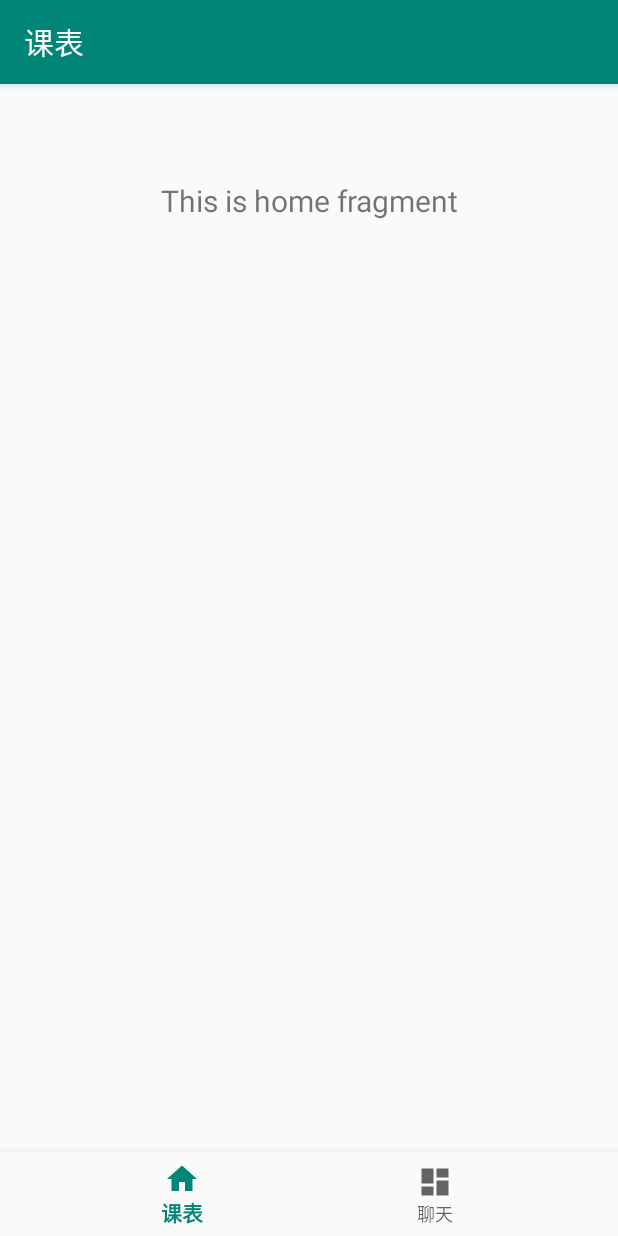
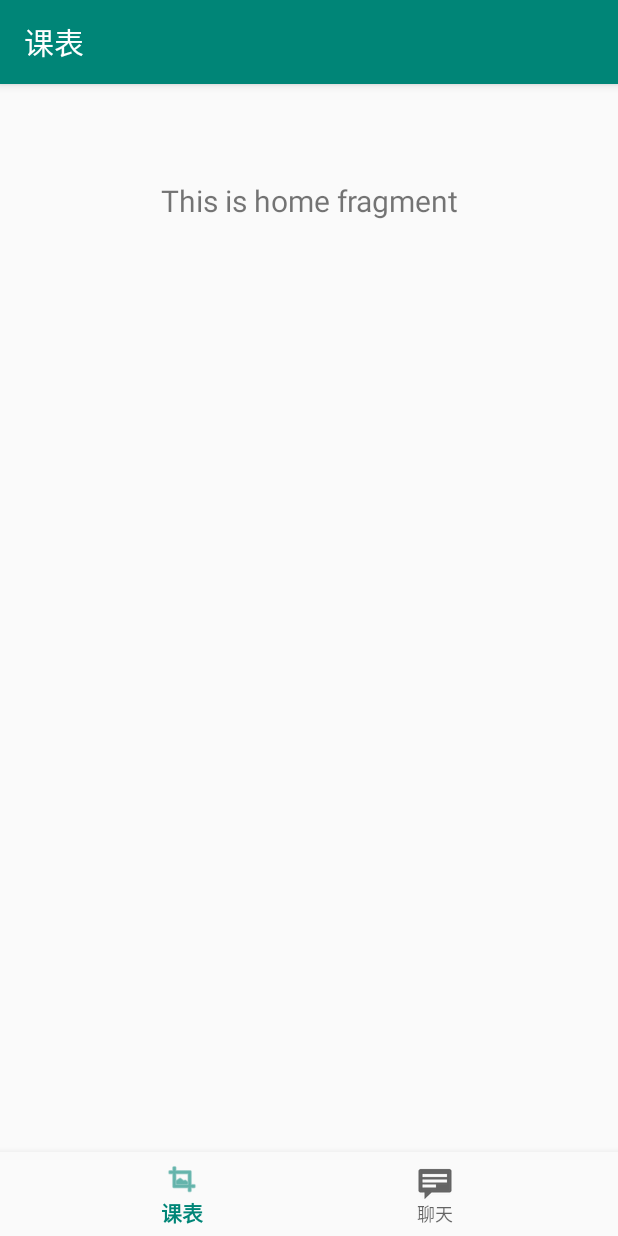
Before and after one commit to jacob-lcs/awesome-curriculum-android, an Android app: the screen it shows after launch (MainActivity), on a phone screen of 412 x 824 dp. Run offline under Robolectric (Android 15) with nearby library versions, the phone set to English and light mode, and no system bars; our stand-ins replace navigation-ui.

Commit message:
:wrench: 修改tab图标

```diff
--- a/app/src/main/res/menu/bottom_nav_menu.xml
+++ b/app/src/main/res/menu/bottom_nav_menu.xml
@@ -3,12 +3,12 @@
 
     <item
         android:id="@+id/navigation_schedule"
-        android:icon="@drawable/ic_home_black_24dp"
+        android:icon="@android:drawable/ic_menu_crop"
         android:title="@string/title_schedule" />
 
     <item
         android:id="@+id/navigation_chat"
-        android:icon="@drawable/ic_dashboard_black_24dp"
+        android:icon="@android:drawable/stat_notify_chat"
         android:title="@string/title_chat" />
 
 </menu>
```
